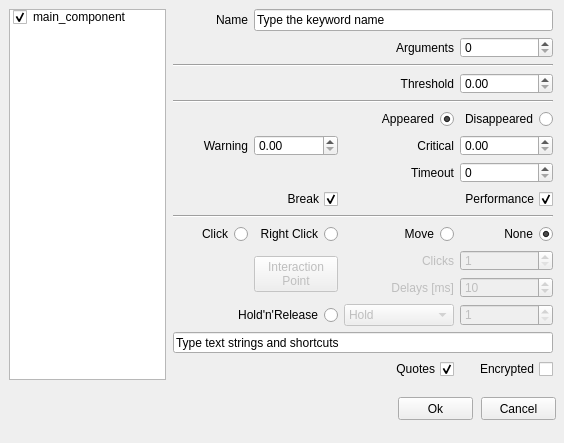
This is alyvix/extra/robotide/qt_ui/alyvix_image_finder_properties_view.ui in alyvix/alyvix as Qt 5 draws it before an edit. The edited form follows.
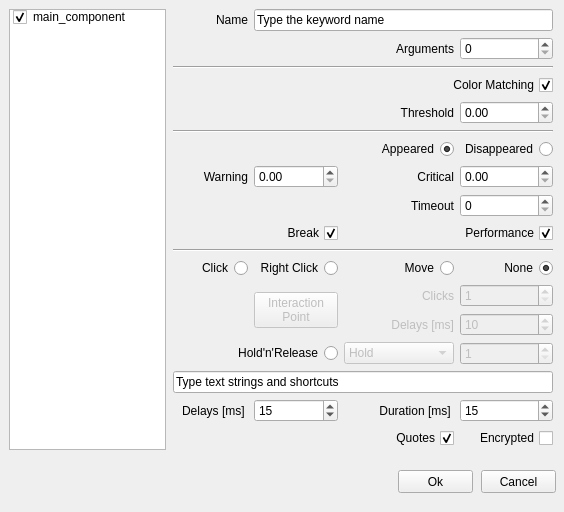
This is the edited form.

Commit message: stretch/move selection

```diff
--- a/alyvix/extra/robotide/qt_ui/alyvix_image_finder_properties_view.ui
+++ b/alyvix/extra/robotide/qt_ui/alyvix_image_finder_properties_view.ui
@@ -7,7 +7,7 @@
     <x>0</x>
     <y>0</y>
     <width>564</width>
-    <height>443</height>
+    <height>512</height>
    </rect>
   </property>
   <property name="windowTitle">
@@ -17,7 +17,7 @@
    <property name="geometry">
     <rect>
      <x>481</x>
-     <y>397</y>
+     <y>470</y>
      <width>75</width>
      <height>23</height>
     </rect>
@@ -30,7 +30,7 @@
    <property name="geometry">
     <rect>
      <x>398</x>
-     <y>397</y>
+     <y>470</y>
      <width>75</width>
      <height>23</height>
     </rect>
@@ -129,7 +129,7 @@
      <x>9</x>
      <y>9</y>
      <width>157</width>
-     <height>371</height>
+     <height>441</height>
     </rect>
    </property>
    <property name="selectionMode">
@@ -150,7 +150,7 @@
      <x>173</x>
      <y>9</y>
      <width>381</width>
-     <height>376</height>
+     <height>451</height>
     </rect>
    </property>
    <widget class="QWidget" name="gridLayoutWidget">
@@ -159,316 +159,64 @@
       <x>0</x>
       <y>0</y>
       <width>380</width>
-      <height>370</height>
+      <height>441</height>
      </rect>
     </property>
     <layout class="QGridLayout" name="gridLayout">
-     <item row="12" column="2">
-      <widget class="QLabel" name="labelClickDelay">
-       <property name="enabled">
-        <bool>false</bool>
-       </property>
-       <property name="text">
-        <string>Delays [ms]</string>
-       </property>
-       <property name="alignment">
-        <set>Qt::AlignRight|Qt::AlignTrailing|Qt::AlignVCenter</set>
-       </property>
-      </widget>
-     </item>
-     <item row="3" column="0" colspan="3">
-      <widget class="QLabel" name="threshold_label">
-       <property name="text">
-        <string>Threshold</string>
-       </property>
-       <property name="alignment">
-        <set>Qt::AlignRight|Qt::AlignTrailing|Qt::AlignVCenter</set>
-       </property>
-      </widget>
-     </item>
-     <item row="10" column="1">
-      <widget class="QRadioButton" name="rightclickRadio">
-       <property name="layoutDirection">
-        <enum>Qt::RightToLeft</enum>
-       </property>
-       <property name="text">
-        <string>Right Click</string>
-       </property>
-       <attribute name="buttonGroup">
-        <string notr="true">buttonGroup_2</string>
-       </attribute>
-      </widget>
-     </item>
-     <item row="14" column="0" colspan="4">
-      <widget class="QLineEdit" name="inserttext">
-       <property name="text">
-        <string>Type text strings and shortcuts</string>
-       </property>
-      </widget>
-     </item>
-     <item row="11" column="1" rowspan="2">
-      <widget class="QPushButton" name="pushButtonXYoffset">
-       <property name="enabled">
-        <bool>false</bool>
-       </property>
-       <property name="text">
-        <string>Interaction
-Point</string>
-       </property>
-      </widget>
-     </item>
-     <item row="9" column="0" colspan="4">
+     <item row="10" column="0" colspan="4">
       <widget class="Line" name="line_10">
        <property name="orientation">
         <enum>Qt::Horizontal</enum>
        </property>
       </widget>
      </item>
-     <item row="2" column="0" colspan="4">
-      <widget class="Line" name="line_3">
-       <property name="orientation">
-        <enum>Qt::Horizontal</enum>
-       </property>
-      </widget>
-     </item>
-     <item row="10" column="3">
-      <widget class="QRadioButton" name="dontclickRadio">
-       <property name="layoutDirection">
-        <enum>Qt::RightToLeft</enum>
-       </property>
+     <item row="4" column="0" colspan="3">
+      <widget class="QLabel" name="threshold_label">
        <property name="text">
-        <string>None</string>
+        <string>Threshold</string>
        </property>
-       <property name="checked">
-        <bool>true</bool>
+       <property name="alignment">
+        <set>Qt::AlignRight|Qt::AlignTrailing|Qt::AlignVCenter</set>
        </property>
-       <attribute name="buttonGroup">
-        <string notr="true">buttonGroup_2</string>
-       </attribute>
       </widget>
      </item>
-     <item row="15" column="3">
-      <widget class="QCheckBox" name="text_encrypted">
+     <item row="6" column="3">
+      <widget class="QRadioButton" name="wait_disapp_radio">
        <property name="layoutDirection">
         <enum>Qt::RightToLeft</enum>
        </property>
        <property name="text">
-        <string> Encrypted</string>
+        <string>Disappeared</string>
        </property>
        <property name="checked">
         <bool>false</bool>
        </property>
-      </widget>
-     </item>
-     <item row="15" column="2">
-      <widget class="QCheckBox" name="add_quotes">
-       <property name="layoutDirection">
-        <enum>Qt::RightToLeft</enum>
-       </property>
-       <property name="text">
-        <string>Quotes</string>
-       </property>
-       <property name="checked">
-        <bool>true</bool>
-       </property>
-      </widget>
-     </item>
-     <item row="13" column="0" colspan="2">
-      <widget class="QRadioButton" name="holdreleaseRadio">
-       <property name="layoutDirection">
-        <enum>Qt::RightToLeft</enum>
-       </property>
-       <property name="text">
-        <string>Hold'n'Release</string>
-       </property>
        <attribute name="buttonGroup">
-        <string notr="true">buttonGroup_2</string>
+        <string notr="true">buttonGroup_5</string>
        </attribute>
       </widget>
      </item>
-     <item row="13" column="3">
-      <widget class="QSpinBox" name="holdreleaseSpinBox">
-       <property name="enabled">
-        <bool>false</bool>
-       </property>
-       <property name="minimum">
-        <number>1</number>
-       </property>
-       <property name="maximum">
-        <number>9999</number>
-       </property>
-      </widget>
-     </item>
-     <item row="12" column="3">
-      <widget class="QSpinBox" name="clickdelay_spinbox">
-       <property name="enabled">
-        <bool>false</bool>
-       </property>
-       <property name="minimum">
-        <number>1</number>
-       </property>
-       <property name="maximum">
-        <number>60000</number>
-       </property>
-       <property name="value">
-        <number>10</number>
-       </property>
-      </widget>
-     </item>
-     <item row="10" column="0">
-      <widget class="QRadioButton" name="clickRadio">
+     <item row="9" column="2" colspan="2">
+      <widget class="QCheckBox" name="checkBoxEnablePerformance">
        <property name="layoutDirection">
         <enum>Qt::RightToLeft</enum>
        </property>
        <property name="text">
-        <string>Click</string>
+        <string>Performance</string>
        </property>
-       <attribute name="buttonGroup">
-        <string notr="true">buttonGroup_2</string>
-       </attribute>
-      </widget>
-     </item>
-     <item row="4" column="0" colspan="4">
-      <widget class="Line" name="line_8">
-       <property name="orientation">
-        <enum>Qt::Horizontal</enum>
-       </property>
-      </widget>
-     </item>
-     <item row="10" column="2">
-      <widget class="QRadioButton" name="movemouseRadio">
-       <property name="layoutDirection">
-        <enum>Qt::RightToLeft</enum>
-       </property>
-       <property name="text">
-        <string>Move</string>
-       </property>
        <property name="checked">
-        <bool>false</bool>
+        <bool>true</bool>
        </property>
-       <attribute name="buttonGroup">
-        <string notr="true">buttonGroup_2</string>
-       </attribute>
       </widget>
      </item>
-     <item row="13" column="2">
-      <widget class="QComboBox" name="holdreleaseComboBox">
-       <property name="enabled">
-        <bool>false</bool>
-       </property>
-       <item>
-        <property name="text">
-         <string>Hold</string>
-        </property>
-       </item>
-       <item>
-        <property name="text">
-         <string>Release</string>
-        </property>
-       </item>
-       <item>
-        <property name="text">
-         <string>Release Up</string>
-        </property>
-       </item>
-       <item>
-        <property name="text">
-         <string>Release Down</string>
-        </property>
-       </item>
-       <item>
-        <property name="text">
-         <string>Release Left</string>
-        </property>
-       </item>
-       <item>
-        <property name="text">
-         <string>Release Right</string>
-        </property>
-       </item>
-      </widget>
-     </item>
-     <item row="3" column="3">
-      <widget class="QDoubleSpinBox" name="doubleSpinBoxThreshold">
-       <property name="maximum">
-        <double>1.000000000000000</double>
-       </property>
-       <property name="singleStep">
-        <double>0.050000000000000</double>
-       </property>
-      </widget>
-     </item>
-     <item row="11" column="3">
-      <widget class="QSpinBox" name="clicknumber_spinbox">
-       <property name="enabled">
-        <bool>false</bool>
-       </property>
-       <property name="minimum">
-        <number>1</number>
-       </property>
-      </widget>
-     </item>
-     <item row="11" column="2">
-      <widget class="QLabel" name="labelClickNumber">
-       <property name="enabled">
-        <bool>false</bool>
-       </property>
-       <property name="text">
-        <string>Clicks</string>
-       </property>
-       <property name="alignment">
-        <set>Qt::AlignRight|Qt::AlignTrailing|Qt::AlignVCenter</set>
-       </property>
-      </widget>
-     </item>
-     <item row="1" column="2">
-      <widget class="QLabel" name="labelArgs">
-       <property name="text">
-        <string>Arguments</string>
-       </property>
-       <property name="alignment">
-        <set>Qt::AlignRight|Qt::AlignTrailing|Qt::AlignVCenter</set>
-       </property>
-      </widget>
-     </item>
-     <item row="6" column="0">
-      <widget class="QLabel" name="labelWarning">
-       <property name="text">
-        <string>Warning</string>
-       </property>
-       <property name="alignment">
-        <set>Qt::AlignRight|Qt::AlignTrailing|Qt::AlignVCenter</set>
-       </property>
-      </widget>
-     </item>
-     <item row="7" column="3">
+     <item row="8" column="3">
       <widget class="QSpinBox" name="timeout_spinbox">
        <property name="maximum">
         <number>999999</number>
        </property>
       </widget>
      </item>
-     <item row="6" column="3">
-      <widget class="QDoubleSpinBox" name="doubleSpinBoxCritical">
-       <property name="maximum">
-        <double>9999.989999999999782</double>
-       </property>
-       <property name="singleStep">
-        <double>1.000000000000000</double>
-       </property>
-      </widget>
-     </item>
-     <item row="6" column="1">
-      <widget class="QDoubleSpinBox" name="doubleSpinBoxWarning">
-       <property name="maximum">
-        <double>9999.989999999999782</double>
-       </property>
-       <property name="singleStep">
-        <double>1.000000000000000</double>
-       </property>
-      </widget>
-     </item>
-     <item row="7" column="2">
+     <item row="8" column="2">
       <widget class="QLabel" name="timeout_label">
        <property name="text">
         <string>Timeout</string>
@@ -478,26 +226,46 @@
        </property>
       </widget>
      </item>
-     <item row="1" column="3">
-      <widget class="QSpinBox" name="spinBoxArgs"/>
-     </item>
-     <item row="5" column="3">
-      <widget class="QRadioButton" name="wait_disapp_radio">
+     <item row="11" column="0">
+      <widget class="QRadioButton" name="clickRadio">
        <property name="layoutDirection">
         <enum>Qt::RightToLeft</enum>
        </property>
        <property name="text">
-        <string>Disappeared</string>
-       </property>
-       <property name="checked">
-        <bool>false</bool>
+        <string>Click</string>
        </property>
        <attribute name="buttonGroup">
-        <string notr="true">buttonGroup_5</string>
+        <string notr="true">buttonGroup_2</string>
        </attribute>
       </widget>
      </item>
-     <item row="6" column="2">
+     <item row="14" column="3">
+      <widget class="QSpinBox" name="holdreleaseSpinBox">
+       <property name="enabled">
+        <bool>false</bool>
+       </property>
+       <property name="minimum">
+        <number>1</number>
+       </property>
+       <property name="maximum">
+        <number>9999</number>
+       </property>
+      </widget>
+     </item>
+     <item row="13" column="2">
+      <widget class="QLabel" name="labelClickDelay">
+       <property name="enabled">
+        <bool>false</bool>
+       </property>
+       <property name="text">
+        <string>Delays [ms]</string>
+       </property>
+       <property name="alignment">
+        <set>Qt::AlignRight|Qt::AlignTrailing|Qt::AlignVCenter</set>
+       </property>
+      </widget>
+     </item>
+     <item row="7" column="2">
       <widget class="QLabel" name="labelCritical">
        <property name="text">
         <string>Critical</string>
@@ -507,29 +275,79 @@
        </property>
       </widget>
      </item>
-     <item row="8" column="0" colspan="2">
-      <widget class="QCheckBox" name="timeout_exception">
+     <item row="11" column="2">
+      <widget class="QRadioButton" name="movemouseRadio">
        <property name="layoutDirection">
         <enum>Qt::RightToLeft</enum>
        </property>
        <property name="text">
-        <string>Break</string>
+        <string>Move</string>
        </property>
        <property name="checked">
-        <bool>true</bool>
+        <bool>false</bool>
        </property>
+       <attribute name="buttonGroup">
+        <string notr="true">buttonGroup_2</string>
+       </attribute>
       </widget>
      </item>
-     <item row="8" column="2" colspan="2">
-      <widget class="QCheckBox" name="checkBoxEnablePerformance">
+     <item row="14" column="0" colspan="2">
+      <widget class="QRadioButton" name="holdreleaseRadio">
        <property name="layoutDirection">
         <enum>Qt::RightToLeft</enum>
        </property>
        <property name="text">
-        <string>Performance</string>
+        <string>Hold'n'Release</string>
        </property>
+       <attribute name="buttonGroup">
+        <string notr="true">buttonGroup_2</string>
+       </attribute>
+      </widget>
+     </item>
+     <item row="6" column="0" colspan="3">
+      <widget class="QRadioButton" name="wait_radio">
+       <property name="layoutDirection">
+        <enum>Qt::RightToLeft</enum>
+       </property>
+       <property name="text">
+        <string>Appeared</string>
+       </property>
        <property name="checked">
         <bool>true</bool>
+       </property>
+       <attribute name="buttonGroup">
+        <string notr="true">buttonGroup_5</string>
+       </attribute>
+      </widget>
+     </item>
+     <item row="1" column="3">
+      <widget class="QSpinBox" name="spinBoxArgs"/>
+     </item>
+     <item row="1" column="2">
+      <widget class="QLabel" name="labelArgs">
+       <property name="text">
+        <string>Arguments</string>
+       </property>
+       <property name="alignment">
+        <set>Qt::AlignRight|Qt::AlignTrailing|Qt::AlignVCenter</set>
+       </property>
+      </widget>
+     </item>
+     <item row="12" column="1" rowspan="2">
+      <widget class="QPushButton" name="pushButtonXYoffset">
+       <property name="enabled">
+        <bool>false</bool>
+       </property>
+       <property name="text">
+        <string>Interaction
+Point</string>
+       </property>
+      </widget>
+     </item>
+     <item row="2" column="0" colspan="4">
+      <widget class="Line" name="line_3">
+       <property name="orientation">
+        <enum>Qt::Horizontal</enum>
        </property>
       </widget>
      </item>
@@ -540,6 +358,26 @@
        </property>
       </widget>
      </item>
+     <item row="15" column="0" colspan="4">
+      <widget class="QLineEdit" name="inserttext">
+       <property name="text">
+        <string>Type text strings and shortcuts</string>
+       </property>
+      </widget>
+     </item>
+     <item row="11" column="1">
+      <widget class="QRadioButton" name="rightclickRadio">
+       <property name="layoutDirection">
+        <enum>Qt::RightToLeft</enum>
+       </property>
+       <property name="text">
+        <string>Right Click</string>
+       </property>
+       <attribute name="buttonGroup">
+        <string notr="true">buttonGroup_2</string>
+       </attribute>
+      </widget>
+     </item>
      <item row="0" column="0">
       <widget class="QLabel" name="labelName">
        <property name="layoutDirection">
@@ -553,22 +391,237 @@
        </property>
       </widget>
      </item>
-     <item row="5" column="0" colspan="3">
-      <widget class="QRadioButton" name="wait_radio">
+     <item row="7" column="3">
+      <widget class="QDoubleSpinBox" name="doubleSpinBoxCritical">
+       <property name="maximum">
+        <double>9999.989999999999782</double>
+       </property>
+       <property name="singleStep">
+        <double>1.000000000000000</double>
+       </property>
+      </widget>
+     </item>
+     <item row="4" column="3">
+      <widget class="QDoubleSpinBox" name="doubleSpinBoxThreshold">
+       <property name="maximum">
+        <double>1.000000000000000</double>
+       </property>
+       <property name="singleStep">
+        <double>0.050000000000000</double>
+       </property>
+      </widget>
+     </item>
+     <item row="12" column="3">
+      <widget class="QSpinBox" name="clicknumber_spinbox">
+       <property name="enabled">
+        <bool>false</bool>
+       </property>
+       <property name="minimum">
+        <number>1</number>
+       </property>
+      </widget>
+     </item>
+     <item row="16" column="0">
+      <widget class="QLabel" name="labelSendKeysDelay">
+       <property name="text">
+        <string>Delays [ms] </string>
+       </property>
+       <property name="alignment">
+        <set>Qt::AlignRight|Qt::AlignTrailing|Qt::AlignVCenter</set>
+       </property>
+      </widget>
+     </item>
+     <item row="7" column="0">
+      <widget class="QLabel" name="labelWarning">
+       <property name="text">
+        <string>Warning</string>
+       </property>
+       <property name="alignment">
+        <set>Qt::AlignRight|Qt::AlignTrailing|Qt::AlignVCenter</set>
+       </property>
+      </widget>
+     </item>
+     <item row="9" column="0" colspan="2">
+      <widget class="QCheckBox" name="timeout_exception">
        <property name="layoutDirection">
         <enum>Qt::RightToLeft</enum>
        </property>
        <property name="text">
-        <string>Appeared</string>
+        <string>Break</string>
+       </property>
+       <property name="checked">
+        <bool>true</bool>
+       </property>
+      </widget>
+     </item>
+     <item row="14" column="2">
+      <widget class="QComboBox" name="holdreleaseComboBox">
+       <property name="enabled">
+        <bool>false</bool>
+       </property>
+       <item>
+        <property name="text">
+         <string>Hold</string>
+        </property>
+       </item>
+       <item>
+        <property name="text">
+         <string>Release</string>
+        </property>
+       </item>
+       <item>
+        <property name="text">
+         <string>Release Up</string>
+        </property>
+       </item>
+       <item>
+        <property name="text">
+         <string>Release Down</string>
+        </property>
+       </item>
+       <item>
+        <property name="text">
+         <string>Release Left</string>
+        </property>
+       </item>
+       <item>
+        <property name="text">
+         <string>Release Right</string>
+        </property>
+       </item>
+      </widget>
+     </item>
+     <item row="5" column="0" colspan="4">
+      <widget class="Line" name="line_8">
+       <property name="orientation">
+        <enum>Qt::Horizontal</enum>
+       </property>
+      </widget>
+     </item>
+     <item row="11" column="3">
+      <widget class="QRadioButton" name="dontclickRadio">
+       <property name="layoutDirection">
+        <enum>Qt::RightToLeft</enum>
+       </property>
+       <property name="text">
+        <string>None</string>
        </property>
        <property name="checked">
         <bool>true</bool>
        </property>
        <attribute name="buttonGroup">
-        <string notr="true">buttonGroup_5</string>
+        <string notr="true">buttonGroup_2</string>
        </attribute>
       </widget>
      </item>
+     <item row="16" column="2">
+      <widget class="QLabel" name="labelSendKeysDuration">
+       <property name="text">
+        <string>Duration [ms] </string>
+       </property>
+       <property name="alignment">
+        <set>Qt::AlignRight|Qt::AlignTrailing|Qt::AlignVCenter</set>
+       </property>
+      </widget>
+     </item>
+     <item row="17" column="2">
+      <widget class="QCheckBox" name="add_quotes">
+       <property name="layoutDirection">
+        <enum>Qt::RightToLeft</enum>
+       </property>
+       <property name="text">
+        <string>Quotes</string>
+       </property>
+       <property name="checked">
+        <bool>true</bool>
+       </property>
+      </widget>
+     </item>
+     <item row="16" column="1">
+      <widget class="QSpinBox" name="spinBoxSendKeysDelay">
+       <property name="maximum">
+        <number>60000</number>
+       </property>
+       <property name="value">
+        <number>15</number>
+       </property>
+      </widget>
+     </item>
+     <item row="17" column="3">
+      <widget class="QCheckBox" name="text_encrypted">
+       <property name="layoutDirection">
+        <enum>Qt::RightToLeft</enum>
+       </property>
+       <property name="text">
+        <string> Encrypted</string>
+       </property>
+       <property name="checked">
+        <bool>false</bool>
+       </property>
+      </widget>
+     </item>
+     <item row="7" column="1">
+      <widget class="QDoubleSpinBox" name="doubleSpinBoxWarning">
+       <property name="maximum">
+        <double>9999.989999999999782</double>
+       </property>
+       <property name="singleStep">
+        <double>1.000000000000000</double>
+       </property>
+      </widget>
+     </item>
+     <item row="12" column="2">
+      <widget class="QLabel" name="labelClickNumber">
+       <property name="enabled">
+        <bool>false</bool>
+       </property>
+       <property name="text">
+        <string>Clicks</string>
+       </property>
+       <property name="alignment">
+        <set>Qt::AlignRight|Qt::AlignTrailing|Qt::AlignVCenter</set>
+       </property>
+      </widget>
+     </item>
+     <item row="13" column="3">
+      <widget class="QSpinBox" name="clickdelay_spinbox">
+       <property name="enabled">
+        <bool>false</bool>
+       </property>
+       <property name="minimum">
+        <number>1</number>
+       </property>
+       <property name="maximum">
+        <number>60000</number>
+       </property>
+       <property name="value">
+        <number>10</number>
+       </property>
+      </widget>
+     </item>
+     <item row="16" column="3">
+      <widget class="QSpinBox" name="spinBoxSendKeysDuration">
+       <property name="maximum">
+        <number>60000</number>
+       </property>
+       <property name="value">
+        <number>15</number>
+       </property>
+      </widget>
+     </item>
+     <item row="3" column="2" colspan="2">
+      <widget class="QCheckBox" name="checkBoxMatchColors">
+       <property name="layoutDirection">
+        <enum>Qt::RightToLeft</enum>
+       </property>
+       <property name="text">
+        <string>Color Matching</string>
+       </property>
+       <property name="checked">
+        <bool>true</bool>
+       </property>
+      </widget>
+     </item>
     </layout>
    </widget>
   </widget>
@@ -576,9 +629,9 @@
    <property name="geometry">
     <rect>
      <x>173</x>
-     <y>8000</y>
+     <y>9000</y>
      <width>381</width>
-     <height>251</height>
+     <height>301</height>
     </rect>
    </property>
    <widget class="QWidget" name="gridLayoutWidget_2">
@@ -587,37 +640,11 @@
       <x>0</x>
       <y>0</y>
       <width>380</width>
-      <height>242</height>
+      <height>291</height>
      </rect>
     </property>
     <layout class="QGridLayout" name="gridLayout_2">
-     <item row="3" column="2">
-      <widget class="QLabel" name="labelClickNumber_2">
-       <property name="enabled">
-        <bool>false</bool>
-       </property>
-       <property name="text">
-        <string>Clicks</string>
-       </property>
-       <property name="alignment">
-        <set>Qt::AlignRight|Qt::AlignTrailing|Qt::AlignVCenter</set>
-       </property>
-      </widget>
-     </item>
-     <item row="4" column="2">
-      <widget class="QLabel" name="labelClickDelay_2">
-       <property name="enabled">
-        <bool>false</bool>
-       </property>
-       <property name="text">
-        <string>Delays [ms]</string>
-       </property>
-       <property name="alignment">
-        <set>Qt::AlignRight|Qt::AlignTrailing|Qt::AlignVCenter</set>
-       </property>
-      </widget>
-     </item>
-     <item row="2" column="3">
+     <item row="3" column="3">
       <widget class="QRadioButton" name="dontclickRadio_2">
        <property name="layoutDirection">
         <enum>Qt::RightToLeft</enum>
@@ -633,36 +660,20 @@
        </attribute>
       </widget>
      </item>
-     <item row="4" column="3">
-      <widget class="QSpinBox" name="clickdelay_spinbox_2">
+     <item row="4" column="2">
+      <widget class="QLabel" name="labelClickNumber_2">
        <property name="enabled">
         <bool>false</bool>
        </property>
-       <property name="minimum">
-        <number>1</number>
-       </property>
-       <property name="maximum">
-        <number>60000</number>
-       </property>
-       <property name="value">
-        <number>10</number>
-       </property>
-      </widget>
-     </item>
-     <item row="7" column="2">
-      <widget class="QCheckBox" name="add_quotes_2">
-       <property name="layoutDirection">
-        <enum>Qt::RightToLeft</enum>
-       </property>
        <property name="text">
-        <string>Quotes</string>
+        <string>Clicks</string>
        </property>
-       <property name="checked">
-        <bool>true</bool>
+       <property name="alignment">
+        <set>Qt::AlignRight|Qt::AlignTrailing|Qt::AlignVCenter</set>
        </property>
       </widget>
      </item>
-     <item row="5" column="2">
+     <item row="6" column="2">
       <widget class="QComboBox" name="holdreleaseComboBox_2">
        <property name="enabled">
         <bool>false</bool>
@@ -699,58 +710,7 @@
        </item>
       </widget>
      </item>
-     <item row="6" column="0" colspan="4">
-      <widget class="QLineEdit" name="inserttext_2">
-       <property name="text">
-        <string>Type text strings and shortcuts</string>
-       </property>
-      </widget>
-     </item>
-     <item row="3" column="1" rowspan="2">
-      <widget class="QPushButton" name="pushButtonXYoffset_2">
-       <property name="enabled">
-        <bool>false</bool>
-       </property>
-       <property name="text">
-        <string>Interaction
-Point</string>
-       </property>
-      </widget>
-     </item>
-     <item row="1" column="0" colspan="4">
-      <widget class="Line" name="line_5">
-       <property name="orientation">
-        <enum>Qt::Horizontal</enum>
-       </property>
-      </widget>
-     </item>
-     <item row="2" column="0">
-      <widget class="QRadioButton" name="clickRadio_2">
-       <property name="layoutDirection">
-        <enum>Qt::RightToLeft</enum>
-       </property>
-       <property name="text">
-        <string>Click</string>
-       </property>
-       <attribute name="buttonGroup">
-        <string notr="true">buttonGroup_4</string>
-       </attribute>
-      </widget>
-     </item>
-     <item row="2" column="1">
-      <widget class="QRadioButton" name="rightclickRadio_2">
-       <property name="layoutDirection">
-        <enum>Qt::RightToLeft</enum>
-       </property>
-       <property name="text">
-        <string>Right Click</string>
-       </property>
-       <attribute name="buttonGroup">
-        <string notr="true">buttonGroup_4</string>
-       </attribute>
-      </widget>
-     </item>
-     <item row="7" column="3">
+     <item row="9" column="3">
       <widget class="QCheckBox" name="text_encrypted_2">
        <property name="layoutDirection">
         <enum>Qt::RightToLeft</enum>
@@ -763,56 +723,31 @@
        </property>
       </widget>
      </item>
-     <item row="3" column="3">
-      <widget class="QSpinBox" name="clicknumber_spinbox_2">
+     <item row="5" column="2">
+      <widget class="QLabel" name="labelClickDelay_2">
        <property name="enabled">
         <bool>false</bool>
        </property>
-       <property name="minimum">
-        <number>1</number>
-       </property>
-      </widget>
-     </item>
-     <item row="5" column="3">
-      <widget class="QSpinBox" name="holdreleaseSpinBox_2">
-       <property name="enabled">
-        <bool>false</bool>
-       </property>
-       <property name="minimum">
-        <number>1</number>
-       </property>
-       <property name="maximum">
-        <number>9999</number>
-       </property>
-      </widget>
-     </item>
-     <item row="0" column="0" colspan="3">
-      <widget class="QLabel" name="threshold_label_2">
        <property name="text">
-        <string>Threshold</string>
+        <string>Delays [ms]</string>
        </property>
        <property name="alignment">
         <set>Qt::AlignRight|Qt::AlignTrailing|Qt::AlignVCenter</set>
        </property>
       </widget>
      </item>
-     <item row="2" column="2">
-      <widget class="QRadioButton" name="movemouseRadio_2">
-       <property name="layoutDirection">
-        <enum>Qt::RightToLeft</enum>
-       </property>
-       <property name="text">
-        <string>Move</string>
-       </property>
-       <property name="checked">
+     <item row="4" column="1" rowspan="2">
+      <widget class="QPushButton" name="pushButtonXYoffset_2">
+       <property name="enabled">
         <bool>false</bool>
        </property>
-       <attribute name="buttonGroup">
-        <string notr="true">buttonGroup_4</string>
-       </attribute>
+       <property name="text">
+        <string>Interaction
+Point</string>
+       </property>
       </widget>
      </item>
-     <item row="0" column="3">
+     <item row="1" column="3">
       <widget class="QDoubleSpinBox" name="doubleSpinBoxThreshold_2">
        <property name="maximum">
         <double>1.000000000000000</double>
@@ -822,7 +757,39 @@
        </property>
       </widget>
      </item>
-     <item row="5" column="0" colspan="2">
+     <item row="5" column="3">
+      <widget class="QSpinBox" name="clickdelay_spinbox_2">
+       <property name="enabled">
+        <bool>false</bool>
+       </property>
+       <property name="minimum">
+        <number>1</number>
+       </property>
+       <property name="maximum">
+        <number>60000</number>
+       </property>
+       <property name="value">
+        <number>10</number>
+       </property>
+      </widget>
+     </item>
+     <item row="3" column="2">
+      <widget class="QRadioButton" name="movemouseRadio_2">
+       <property name="layoutDirection">
+        <enum>Qt::RightToLeft</enum>
+       </property>
+       <property name="text">
+        <string>Move</string>
+       </property>
+       <property name="checked">
+        <bool>false</bool>
+       </property>
+       <attribute name="buttonGroup">
+        <string notr="true">buttonGroup_4</string>
+       </attribute>
+      </widget>
+     </item>
+     <item row="6" column="0" colspan="2">
       <widget class="QRadioButton" name="holdreleaseRadio_2">
        <property name="layoutDirection">
         <enum>Qt::RightToLeft</enum>
@@ -835,6 +802,145 @@
        </attribute>
       </widget>
      </item>
+     <item row="8" column="2">
+      <widget class="QLabel" name="labelSendKeysDuration_2">
+       <property name="text">
+        <string>Duration [ms] </string>
+       </property>
+       <property name="alignment">
+        <set>Qt::AlignRight|Qt::AlignTrailing|Qt::AlignVCenter</set>
+       </property>
+      </widget>
+     </item>
+     <item row="6" column="3">
+      <widget class="QSpinBox" name="holdreleaseSpinBox_2">
+       <property name="enabled">
+        <bool>false</bool>
+       </property>
+       <property name="minimum">
+        <number>1</number>
+       </property>
+       <property name="maximum">
+        <number>9999</number>
+       </property>
+      </widget>
+     </item>
+     <item row="3" column="0">
+      <widget class="QRadioButton" name="clickRadio_2">
+       <property name="layoutDirection">
+        <enum>Qt::RightToLeft</enum>
+       </property>
+       <property name="text">
+        <string>Click</string>
+       </property>
+       <attribute name="buttonGroup">
+        <string notr="true">buttonGroup_4</string>
+       </attribute>
+      </widget>
+     </item>
+     <item row="8" column="3">
+      <widget class="QSpinBox" name="spinBoxSendKeysDuration_2">
+       <property name="maximum">
+        <number>60000</number>
+       </property>
+       <property name="value">
+        <number>15</number>
+       </property>
+      </widget>
+     </item>
+     <item row="2" column="0" colspan="4">
+      <widget class="Line" name="line_5">
+       <property name="orientation">
+        <enum>Qt::Horizontal</enum>
+       </property>
+      </widget>
+     </item>
+     <item row="4" column="3">
+      <widget class="QSpinBox" name="clicknumber_spinbox_2">
+       <property name="enabled">
+        <bool>false</bool>
+       </property>
+       <property name="minimum">
+        <number>1</number>
+       </property>
+      </widget>
+     </item>
+     <item row="7" column="0" colspan="4">
+      <widget class="QLineEdit" name="inserttext_2">
+       <property name="text">
+        <string>Type text strings and shortcuts</string>
+       </property>
+      </widget>
+     </item>
+     <item row="8" column="1">
+      <widget class="QSpinBox" name="spinBoxSendKeysDelay_2">
+       <property name="maximum">
+        <number>60000</number>
+       </property>
+       <property name="value">
+        <number>15</number>
+       </property>
+      </widget>
+     </item>
+     <item row="9" column="2">
+      <widget class="QCheckBox" name="add_quotes_2">
+       <property name="layoutDirection">
+        <enum>Qt::RightToLeft</enum>
+       </property>
+       <property name="text">
+        <string>Quotes</string>
+       </property>
+       <property name="checked">
+        <bool>true</bool>
+       </property>
+      </widget>
+     </item>
+     <item row="1" column="0" colspan="3">
+      <widget class="QLabel" name="threshold_label_2">
+       <property name="text">
+        <string>Threshold</string>
+       </property>
+       <property name="alignment">
+        <set>Qt::AlignRight|Qt::AlignTrailing|Qt::AlignVCenter</set>
+       </property>
+      </widget>
+     </item>
+     <item row="3" column="1">
+      <widget class="QRadioButton" name="rightclickRadio_2">
+       <property name="layoutDirection">
+        <enum>Qt::RightToLeft</enum>
+       </property>
+       <property name="text">
+        <string>Right Click</string>
+       </property>
+       <attribute name="buttonGroup">
+        <string notr="true">buttonGroup_4</string>
+       </attribute>
+      </widget>
+     </item>
+     <item row="8" column="0">
+      <widget class="QLabel" name="labelSendKeysDelay_2">
+       <property name="text">
+        <string>Delays [ms] </string>
+       </property>
+       <property name="alignment">
+        <set>Qt::AlignRight|Qt::AlignTrailing|Qt::AlignVCenter</set>
+       </property>
+      </widget>
+     </item>
+     <item row="0" column="2" colspan="2">
+      <widget class="QCheckBox" name="checkBoxMatchColors_2">
+       <property name="layoutDirection">
+        <enum>Qt::RightToLeft</enum>
+       </property>
+       <property name="text">
+        <string>Color Matching</string>
+       </property>
+       <property name="checked">
+        <bool>true</bool>
+       </property>
+      </widget>
+     </item>
     </layout>
    </widget>
   </widget>
```
The commit also changes 16 other files.
